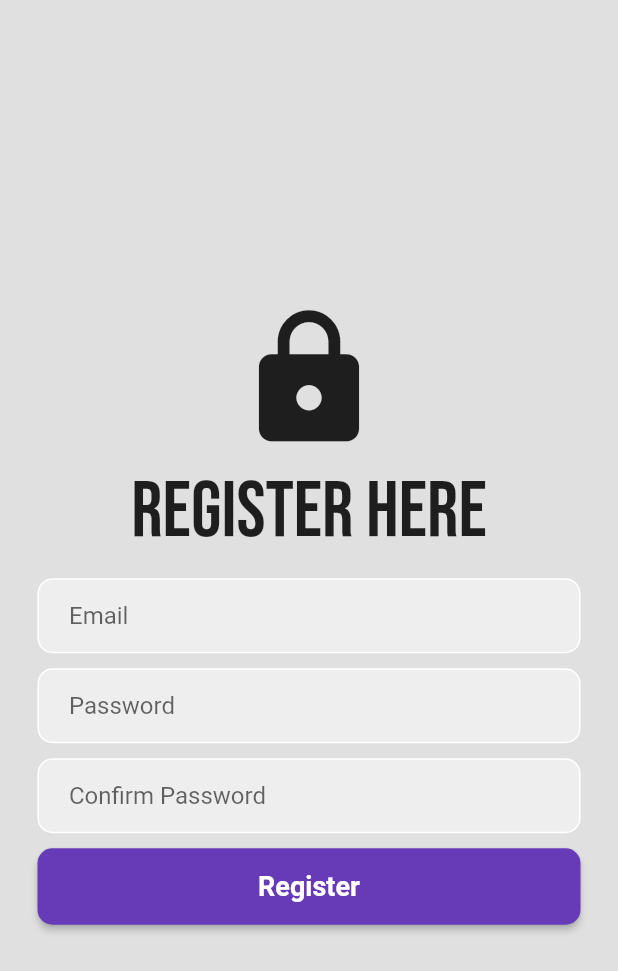
After one commit to Tanbinhimel/firebase_tutorial, a Flutter app: the screen it shows after launch, after a tap on "Register Now", on a phone screen of 412 x 824 dp. The commit adds this screen. Shown: the top 971 px of the screen. Run offline on Flutter 3.47's test engine with Material 2 defaults, Android fonts, the phone set to English and light mode, and no system bars; our stand-ins replace firebase_auth, firebase_core, google_fonts; accounts and stored records are empty; network calls fail.

Commit message:
#master register page is added

```diff
--- a/lib/pages/login_page.dart
+++ b/lib/pages/login_page.dart
@@ -1,3 +1,4 @@
+import 'package:firebase_tutorial/pages/register_page.dart';
 import 'package:firebase_tutorial/widgets/auth_page_button.dart';
 import 'package:firebase_tutorial/widgets/text_input_field.dart';
 import 'package:flutter/material.dart';
@@ -22,7 +23,7 @@ class _LoginPageState extends State<LoginPage> {
     super.dispose();
   }
 
-  Future _onTapSignIn() async {
+  Future _onSignIn() async {
     try {
       showDialog(
           context: context,
@@ -38,6 +39,13 @@ class _LoginPageState extends State<LoginPage> {
       Navigator.pop(context);
       _showErrorMessage(e.code);
     }
+  }
+
+  _onTapRegisterNow() {
+    Navigator.push(
+      context,
+      MaterialPageRoute(builder: (context) => const RegisterPage()),
+    );
   }
 
   _showErrorMessage(errorCode) {
@@ -81,20 +89,22 @@ class _LoginPageState extends State<LoginPage> {
                               textEditingController: _passwordController,
                               hintText: 'Password',
                               obscureText: true),
-                    AuthPageButton(buttonText: 'Sign In', onPressedButton: _onTapSignIn),
+                          AuthPageButton(
+                              buttonText: 'Sign In',
+                              onPressedButton: _onSignIn),
                           const SizedBox(height: 25),
                           Row(
                               mainAxisAlignment: MainAxisAlignment.center,
-                        children: const [
-                          Text('New Here? '),
-                          Text('Register Now',
+                              children: [
+                                const Text('New Here? '),
+                                GestureDetector(
+                                  onTap: _onTapRegisterNow,
+                                  child: const Text('Register Now',
                                       style: TextStyle(
                                           color: Colors.blue,
-                                  fontWeight: FontWeight.bold))
+                                          fontWeight: FontWeight.bold)),
+                                )
                               ])
-                  ]),
-            ),
-          ),
-        )));
+                        ]))))));
   }
 }
--- /dev/null
+++ b/lib/pages/register_page.dart
@@ -0,0 +1,72 @@
+import 'package:firebase_auth/firebase_auth.dart';
+import 'package:firebase_tutorial/pages/home_page.dart';
+import 'package:firebase_tutorial/widgets/auth_page_button.dart';
+import 'package:firebase_tutorial/widgets/text_input_field.dart';
+import 'package:flutter/material.dart';
+import 'package:google_fonts/google_fonts.dart';
+
+class RegisterPage extends StatefulWidget {
+  const RegisterPage({Key? key}) : super(key: key);
+
+  @override
+  State<RegisterPage> createState() => _RegisterPageState();
+}
+
+class _RegisterPageState extends State<RegisterPage> {
+  final _emailController = TextEditingController();
+  final _passwordController = TextEditingController();
+  final _confirmPasswordController = TextEditingController();
+
+  Future _onRegister() async {
+    final email = _emailController.text.trim();
+    final password = _passwordController.text.trim();
+    final confirmPassword = _confirmPasswordController.text.trim();
+    if (password == confirmPassword) {
+      try {
+        await FirebaseAuth.instance
+            .createUserWithEmailAndPassword(email: email, password: password)
+            .then((value) => Navigator.push(context,
+                MaterialPageRoute(builder: (context) => const HomePage())));
+      } on FirebaseAuthException catch (e) {
+        // firebase error
+      }
+    } else {
+      // password mismatched
+    }
+  }
+
+  @override
+  Widget build(BuildContext context) {
+    return Scaffold(
+        backgroundColor: Colors.grey[300],
+        body: SafeArea(
+            child: Center(
+                child: Container(
+                    margin: const EdgeInsets.symmetric(horizontal: 25.0),
+                    child: Column(
+                        mainAxisAlignment: MainAxisAlignment.center,
+                        crossAxisAlignment: CrossAxisAlignment.center,
+                        children: [
+                          const Icon(Icons.lock, size: 100),
+                          Padding(
+                            padding: const EdgeInsets.all(8.0),
+                            child: Text('Register Here',
+                                style: GoogleFonts.bebasNeue(fontSize: 52)),
+                          ),
+                          TextInputField(
+                              textEditingController: _emailController,
+                              hintText: 'Email'),
+                          TextInputField(
+                              textEditingController: _passwordController,
+                              hintText: 'Password',
+                              obscureText: true),
+                          TextInputField(
+                              textEditingController: _confirmPasswordController,
+                              hintText: 'Confirm Password',
+                              obscureText: true),
+                          AuthPageButton(
+                              buttonText: 'Register',
+                              onPressedButton: _onRegister)
+                        ])))));
+  }
+}
```
Lines whose indentation alone changed are shown as unchanged.
